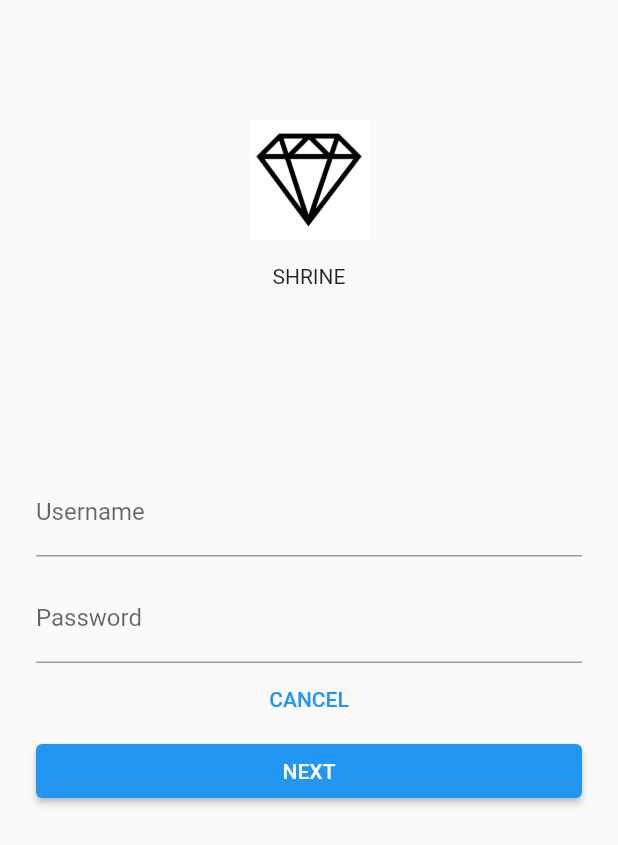
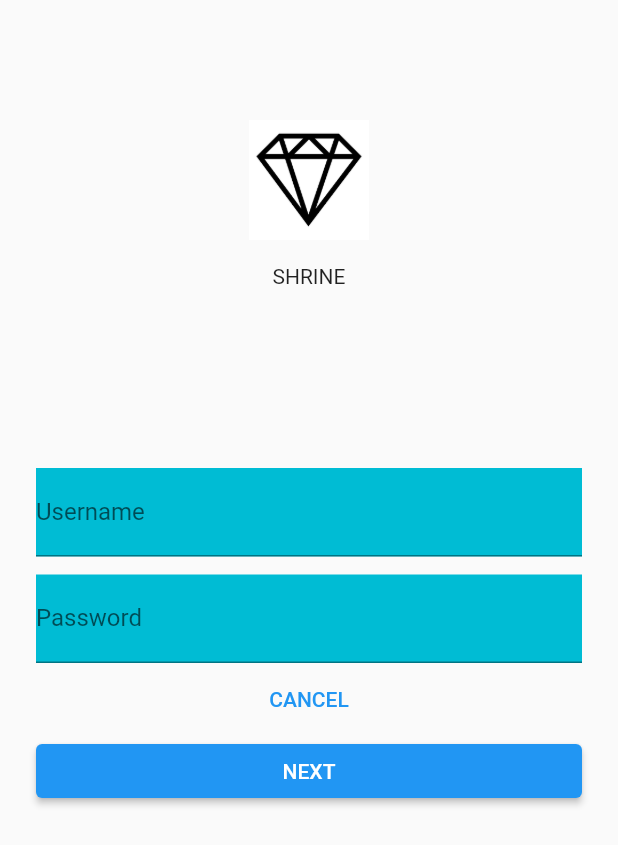
Before and after one commit to MonaMohammedbio/Task8, a Flutter app: the screen it shows after launch, on a phone screen of 412 x 824 dp. Shown: the top 845 px of the screen. Run offline on Flutter 3.47's test engine with Material 2 defaults, Android fonts, the phone set to English and light mode, and no system bars.

Commit message:
first commit

```diff
--- a/lib/main.dart
+++ b/lib/main.dart
@@ -22,21 +22,25 @@ class MydiamondApp extends StatelessWidget {
               ],
             ),
             SizedBox(height: 120.0),
-            TextField(
-              decoration:  InputDecoration(
+            Container(color: Colors.cyan,
+              child: TextField(
+                decoration:  InputDecoration(
 
-                labelText: 'Username',
+                  labelText: 'Username'
+                ),
               ),
             ),
  SizedBox(height: 12.0),
 // [Password]
-            TextField(
-              decoration:  InputDecoration(
+            Container(color: Colors.cyan,
+              child: TextField(
+                decoration:  InputDecoration(
 
-                labelText: 'Password',
-              ),
+                  labelText: 'Password',
+                ),
 
 
+              ),
             ),
             Container(
               child: TextButton(
```
